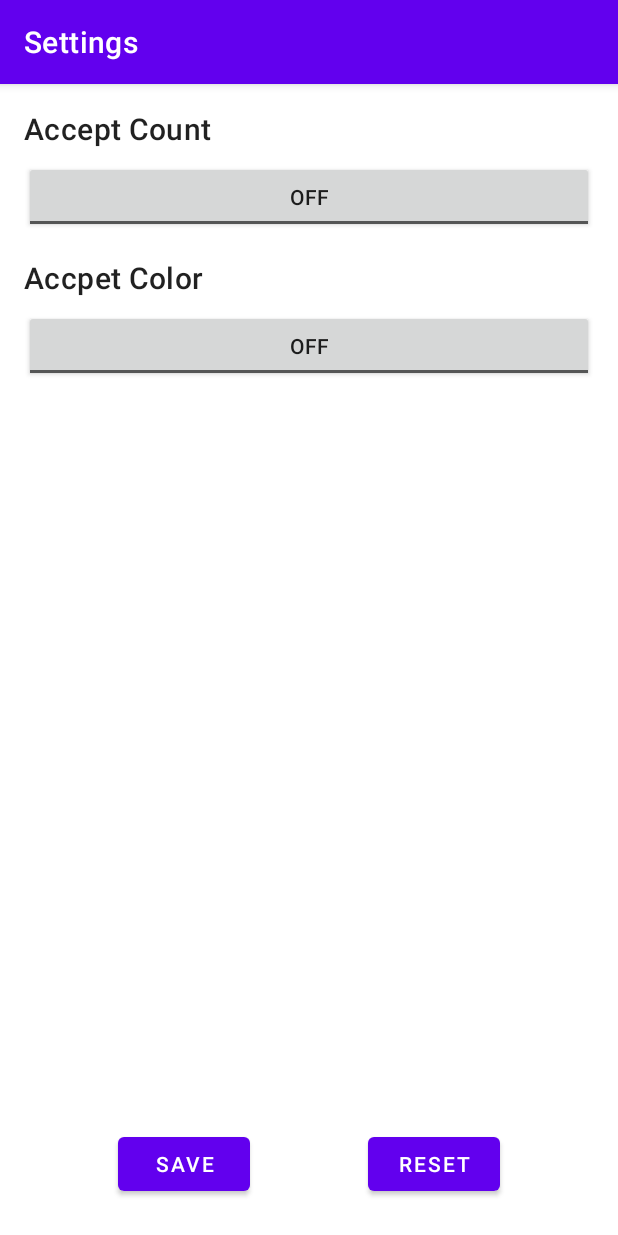
After one commit to imAtulSharma/Codelab, an Android app: the SettingsActivity screen opened directly, with no data from a screen before it, on a phone screen of 412 x 824 dp. The commit adds this screen. Run offline under Robolectric (Android 15) with nearby library versions, the phone set to English and light mode, and no system bars.

Commit message:
Feat: Settings Activity

```diff
--- a/app/src/main/AndroidManifest.xml
+++ b/app/src/main/AndroidManifest.xml
@@ -9,6 +9,7 @@
         android:roundIcon="@mipmap/ic_launcher_round"
         android:supportsRtl="true"
         android:theme="@style/Theme.Codelab">
+        <activity android:name=".SettingsActivity"></activity>
         <activity android:name=".MainActivity">
             <intent-filter>
                 <action android:name="android.intent.action.MAIN" />
--- /dev/null
+++ b/app/src/main/java/com/streamliners/codelab/SettingsActivity.java
@@ -0,0 +1,188 @@
+package com.streamliners.codelab;
+
+import androidx.appcompat.app.AppCompatActivity;
+
+import android.content.SharedPreferences;
+import android.os.Bundle;
+import android.text.Editable;
+import android.text.TextWatcher;
+import android.view.View;
+import android.widget.ArrayAdapter;
+import android.widget.CompoundButton;
+import android.widget.Toast;
+
+import static com.streamliners.codelab.Constants.COLOR_KEY;
+import static com.streamliners.codelab.Constants.COUNT_KEY;
+
+import com.streamliners.codelab.databinding.ActivitySettingsBinding;
+
+public class SettingsActivity extends AppCompatActivity {
+    // Binding for the layout
+    private ActivitySettingsBinding binding;
+    // For preferences
+    private SharedPreferences preferences;
+    // For the status
+    private boolean isCountSelected = false, isColorSelected = false;
+
+    @Override
+    protected void onCreate(Bundle savedInstanceState) {
+        super.onCreate(savedInstanceState);
+
+        // Initiate the binding and set the layout
+        binding = ActivitySettingsBinding.inflate(getLayoutInflater());
+        setContentView(binding.getRoot());
+
+        // Set the title for the activity
+        setTitle("Settings");
+
+        // Initiate preferences
+        preferences = getSharedPreferences("myPreferences", MODE_PRIVATE);
+
+        // Setup the actions
+        setupToggles();
+        setupHideError();
+        inflateSpinner();
+        setupButtons();
+    }
+
+    // Setup Methods
+
+    private void setupToggles() {
+        // For color button
+        binding.toggleColor.setOnCheckedChangeListener(new CompoundButton.OnCheckedChangeListener() {
+            @Override
+            public void onCheckedChanged(CompoundButton buttonView, boolean isChecked) {
+                if (isChecked) {
+                    isColorSelected = true;
+                    binding.spinnerColor.setVisibility(View.VISIBLE);
+                } else {
+                    isColorSelected = false;
+                    binding.spinnerColor.setVisibility(View.GONE);
+                }
+            }
+        });
+
+        // For count button
+        binding.toggleCount.setOnCheckedChangeListener(new CompoundButton.OnCheckedChangeListener() {
+            @Override
+            public void onCheckedChanged(CompoundButton buttonView, boolean isChecked) {
+                if (isChecked) {
+                    isCountSelected = true;
+                    binding.countTextView.setVisibility(View.VISIBLE);
+                } else {
+                    isCountSelected = false;
+                    binding.countTextView.setVisibility(View.GONE);
+                }
+            }
+        });
+    }
+
+    private void setupHideError() {
+        binding.countTextView.getEditText().addTextChangedListener(new TextWatcher() {
+            @Override
+            public void beforeTextChanged(CharSequence s, int start, int count, int after) {
+
+            }
+
+            @Override
+            public void onTextChanged(CharSequence s, int start, int before, int count) {
+                binding.countTextView.setError(null);
+            }
+
+            @Override
+            public void afterTextChanged(Editable s) {
+
+            }
+        });
+    }
+
+    private void inflateSpinner() {
+        // Colors Array
+        String[] colors = {"Select Color", "Black", "Red", "Blue", "Green"};
+
+        //Creating the ArrayAdapter instance having the colors list
+        ArrayAdapter aa = new ArrayAdapter(this, android.R.layout.simple_spinner_item, colors);
+        aa.setDropDownViewResource(android.R.layout.simple_spinner_dropdown_item);
+
+        //Setting the ArrayAdapter data on the Spinner
+        binding.spinnerColor.setAdapter(aa);
+    }
+
+    private void setupButtons() {
+        // For reset button
+        binding.buttonReset.setOnClickListener(new View.OnClickListener() {
+            @Override
+            public void onClick(View v) {
+                resetPreferences();
+            }
+        });
+
+        // For save button
+        binding.buttonSave.setOnClickListener(new View.OnClickListener() {
+            @Override
+            public void onClick(View v) {
+                savePreferences();
+            }
+        });
+    }
+
+    // Operation Methods
+
+    private void resetPreferences() {
+        preferences.edit().clear().apply();
+
+        // Showing completion toast
+        Toast.makeText(SettingsActivity.this, "Preferences cleared!", Toast.LENGTH_SHORT).show();
+    }
+
+    private void savePreferences() {
+        int count = -1, color = -1;
+
+        // When no changes selected
+        if (!(isColorSelected || isCountSelected)) {
+            Toast.makeText(this, "No changes", Toast.LENGTH_SHORT).show();
+            return;
+        }
+
+        // when color change selected
+        if (isCountSelected) {
+            // Get the string from the text view
+            String countString = binding.countTextView.getEditText().getText().toString().trim();
+
+            // Guard code
+            if (countString.isEmpty()) {
+                binding.countTextView.setError("Enter count");
+                return;
+            }
+
+            // Set the value
+            count = Integer.parseInt(countString);
+        }
+
+        // When count changed selected
+        if (isColorSelected) {
+            switch (binding.spinnerColor.getSelectedItemPosition()) {
+                case 1: color = getResources().getColor(R.color.red);
+                    break;
+                case 2: color = getResources().getColor(R.color.black);
+                    break;
+                case 3: color = getResources().getColor(R.color.blue);
+                    break;
+                case 4: color = getResources().getColor(R.color.green);
+                    break;
+                default:
+                    Toast.makeText(this, "Please select color", Toast.LENGTH_SHORT).show();
+                    return;
+            }
+        }
+
+        // Update the preferences
+        preferences.edit()
+                .putInt(COUNT_KEY, count)
+                .putInt(COLOR_KEY, color)
+                .apply();
+
+        // Showing completion toast
+        Toast.makeText(SettingsActivity.this, "Preferences Updated!", Toast.LENGTH_SHORT).show();
+    }
+}
--- /dev/null
+++ b/app/src/main/res/drawable/ic_settings.xml
@@ -0,0 +1,5 @@
+<vector android:height="24dp" android:tint="#FFFFFF"
+    android:viewportHeight="24" android:viewportWidth="24"
+    android:width="24dp" xmlns:android="http://schemas.android.com/apk/res/android">
+    <path android:fillColor="@android:color/white" android:pathData="M19.14,12.94c0.04,-0.3 0.06,-0.61 0.06,-0.94c0,-0.32 -0.02,-0.64 -0.07,-0.94l2.03,-1.58c0.18,-0.14 0.23,-0.41 0.12,-0.61l-1.92,-3.32c-0.12,-0.22 -0.37,-0.29 -0.59,-0.22l-2.39,0.96c-0.5,-0.38 -1.03,-0.7 -1.62,-0.94L14.4,2.81c-0.04,-0.24 -0.24,-0.41 -0.48,-0.41h-3.84c-0.24,0 -0.43,0.17 -0.47,0.41L9.25,5.35C8.66,5.59 8.12,5.92 7.63,6.29L5.24,5.33c-0.22,-0.08 -0.47,0 -0.59,0.22L2.74,8.87C2.62,9.08 2.66,9.34 2.86,9.48l2.03,1.58C4.84,11.36 4.8,11.69 4.8,12s0.02,0.64 0.07,0.94l-2.03,1.58c-0.18,0.14 -0.23,0.41 -0.12,0.61l1.92,3.32c0.12,0.22 0.37,0.29 0.59,0.22l2.39,-0.96c0.5,0.38 1.03,0.7 1.62,0.94l0.36,2.54c0.05,0.24 0.24,0.41 0.48,0.41h3.84c0.24,0 0.44,-0.17 0.47,-0.41l0.36,-2.54c0.59,-0.24 1.13,-0.56 1.62,-0.94l2.39,0.96c0.22,0.08 0.47,0 0.59,-0.22l1.92,-3.32c0.12,-0.22 0.07,-0.47 -0.12,-0.61L19.14,12.94zM12,15.6c-1.98,0 -3.6,-1.62 -3.6,-3.6s1.62,-3.6 3.6,-3.6s3.6,1.62 3.6,3.6S13.98,15.6 12,15.6z"/>
+</vector>
--- /dev/null
+++ b/app/src/main/res/layout/activity_settings.xml
@@ -0,0 +1,114 @@
+<?xml version="1.0" encoding="utf-8"?>
+<androidx.constraintlayout.widget.ConstraintLayout xmlns:android="http://schemas.android.com/apk/res/android"
+    xmlns:app="http://schemas.android.com/apk/res-auto"
+    xmlns:tools="http://schemas.android.com/tools"
+    android:layout_width="match_parent"
+    android:layout_height="match_parent"
+    tools:context=".SettingsActivity">
+
+    <!--  To accept count  -->
+    <TextView
+        android:id="@+id/label_accept_count"
+        android:layout_width="wrap_content"
+        android:layout_height="wrap_content"
+        android:layout_marginStart="16dp"
+        android:layout_marginTop="16dp"
+        style="@style/TextAppearance.MaterialComponents.Headline6"
+        android:text="@string/title_accept_count"
+        app:layout_constraintStart_toStartOf="parent"
+        app:layout_constraintTop_toTopOf="parent" />
+
+    <ToggleButton
+        android:id="@+id/toggle_count"
+        android:layout_width="match_parent"
+        android:layout_height="wrap_content"
+        android:layout_marginStart="16dp"
+        android:layout_marginTop="8dp"
+        android:layout_marginEnd="16dp"
+        android:hint="@string/title_accept_count"
+        app:layout_constraintEnd_toEndOf="parent"
+        app:layout_constraintStart_toStartOf="parent"
+        app:layout_constraintTop_toBottomOf="@id/label_accept_count" />
+
+    <com.google.android.material.textfield.TextInputLayout
+        android:id="@+id/count_text_view"
+        style="@style/Widget.MaterialComponents.TextInputLayout.OutlinedBox"
+        android:layout_width="match_parent"
+        android:layout_height="wrap_content"
+        android:layout_marginStart="16dp"
+        android:layout_marginTop="8dp"
+        android:layout_marginEnd="16dp"
+        android:hint="@string/title_count"
+        android:visibility="gone"
+        app:layout_constraintEnd_toEndOf="parent"
+        app:layout_constraintStart_toStartOf="parent"
+        app:layout_constraintTop_toBottomOf="@id/toggle_count">
+
+        <com.google.android.material.textfield.TextInputEditText
+            android:layout_width="match_parent"
+            android:layout_height="wrap_content"
+            android:inputType="number"/>
+
+    </com.google.android.material.textfield.TextInputLayout>
+
+    <!--  To accept color  -->
+    <TextView
+        android:id="@+id/label_accept_color"
+        android:layout_width="wrap_content"
+        android:layout_height="wrap_content"
+        android:layout_marginStart="16dp"
+        android:layout_marginTop="16dp"
+        style="@style/TextAppearance.MaterialComponents.Headline6"
+        android:text="@string/title_accept_color"
+        app:layout_constraintStart_toStartOf="parent"
+        app:layout_constraintTop_toBottomOf="@+id/count_text_view" />
+
+    <ToggleButton
+        android:id="@+id/toggle_color"
+        android:layout_width="match_parent"
+        android:layout_height="wrap_content"
+        android:layout_marginStart="16dp"
+        android:layout_marginTop="8dp"
+        android:layout_marginEnd="16dp"
+        android:hint="@string/title_accept_count"
+        app:layout_constraintEnd_toEndOf="parent"
+        app:layout_constraintStart_toStartOf="parent"
+        app:layout_constraintTop_toBottomOf="@id/label_accept_color" />
+
+    <Spinner
+        android:id="@+id/spinner_color"
+        android:layout_width="match_parent"
+        android:layout_height="wrap_content"
+        android:layout_marginStart="16dp"
+        android:layout_marginTop="8dp"
+
+        android:layout_marginEnd="16dp"
+        android:visibility="gone"
+        app:layout_constraintEnd_toEndOf="parent"
+        app:layout_constraintStart_toStartOf="parent"
+        app:layout_constraintTop_toBottomOf="@+id/toggle_color" />
+
+    <!--  For buttons  -->
+    <Button
+        android:id="@+id/button_save"
+        android:layout_width="wrap_content"
+        android:layout_height="wrap_content"
+        android:layout_marginBottom="24dp"
+        android:text="@string/title_button_save"
+        app:layout_constraintBottom_toBottomOf="parent"
+        app:layout_constraintEnd_toStartOf="@+id/button_reset"
+        app:layout_constraintHorizontal_bias="0.5"
+        app:layout_constraintHorizontal_chainStyle="spread"
+        app:layout_constraintStart_toStartOf="parent" />
+
+    <Button
+        android:id="@+id/button_reset"
+        android:layout_width="wrap_content"
+        android:layout_height="wrap_content"
+        android:text="@string/title_button_reset"
+        app:layout_constraintBaseline_toBaselineOf="@+id/button_save"
+        app:layout_constraintEnd_toEndOf="parent"
+        app:layout_constraintHorizontal_bias="0.5"
+        app:layout_constraintStart_toEndOf="@+id/button_save" />
+
+</androidx.constraintlayout.widget.ConstraintLayout>
--- a/app/src/main/res/values/strings.xml
+++ b/app/src/main/res/values/strings.xml
@@ -32,4 +32,10 @@
         \n\n
         <b><i>One After 909</i></b> — A song recorded for the <i>Let It Be</i> album was actually worked on way back in the beginning, six years earlier. This take shows how they did it much more slowly, with an R&amp;B feel to it.
     </string>
+    <string name="settings_title">Settings</string>
+    <string name="title_button_save">Save</string>
+    <string name="title_button_reset">Reset</string>
+    <string name="title_count">Count</string>
+    <string name="title_accept_count">Accept Count</string>
+    <string name="title_accept_color">Accpet Color</string>
 </resources>
```
Also changed, not shown: app/src/main/java/com/streamliners/codelab/Constants.java (added, +9 -0 lines), app/src/main/java/com/streamliners/codelab/MainActivity.java (+27 -15 lines), app/src/main/res/menu/my_menu.xml (added, +10 -0 lines).
